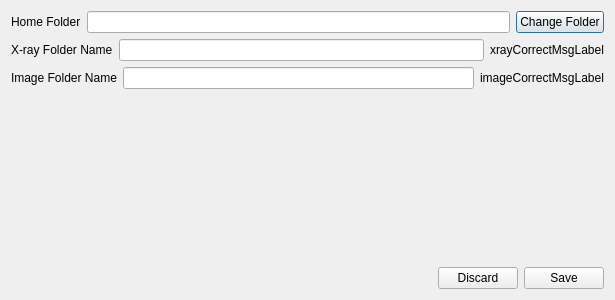
Before: the Qt Designer form settingdialog.ui in j71200/DentistHelper, drawn with Qt 5.
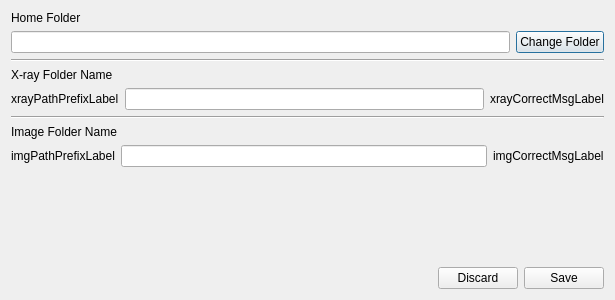
After: the same form once the commit is applied.

Commit message: Dealing with wrong x-ray folder name or wrong image folder name - 4

Patch:
```diff
--- a/settingdialog.ui
+++ b/settingdialog.ui
@@ -15,8 +15,6 @@
   </property>
   <layout class="QVBoxLayout" name="verticalLayout">
    <item>
-    <layout class="QHBoxLayout" name="horizontalLayout">
-     <item>
       <widget class="QLabel" name="homeFolderLabel">
        <property name="text">
         <string>Home Folder</string>
@@ -24,6 +22,8 @@
       </widget>
      </item>
      <item>
+    <layout class="QHBoxLayout" name="horizontalLayout">
+     <item>
       <widget class="QLineEdit" name="homeFolderEdit"/>
      </item>
      <item>
@@ -36,7 +36,12 @@
     </layout>
    </item>
    <item>
-    <layout class="QHBoxLayout" name="horizontalLayout_3">
+    <widget class="Line" name="line_2">
+     <property name="orientation">
+      <enum>Qt::Horizontal</enum>
+     </property>
+    </widget>
+   </item>
      <item>
       <widget class="QLabel" name="xrayFolderNameLabel">
        <property name="text">
@@ -45,6 +50,15 @@
       </widget>
      </item>
      <item>
+    <layout class="QHBoxLayout" name="horizontalLayout_3">
+     <item>
+      <widget class="QLabel" name="xrayPathPrefixLabel">
+       <property name="text">
+        <string>xrayPathPrefixLabel</string>
+       </property>
+      </widget>
+     </item>
+     <item>
       <widget class="QLineEdit" name="xrayFolderNameLineEdit"/>
      </item>
      <item>
@@ -57,7 +71,12 @@
     </layout>
    </item>
    <item>
-    <layout class="QHBoxLayout" name="horizontalLayout_4">
+    <widget class="Line" name="line">
+     <property name="orientation">
+      <enum>Qt::Horizontal</enum>
+     </property>
+    </widget>
+   </item>
      <item>
       <widget class="QLabel" name="imageFolderNameLabel">
        <property name="text">
@@ -66,12 +85,21 @@
       </widget>
      </item>
      <item>
-      <widget class="QLineEdit" name="imageFolderNameLineEdit"/>
+    <layout class="QHBoxLayout" name="horizontalLayout_4">
+     <item>
+      <widget class="QLabel" name="imgPathPrefixLabel">
+       <property name="text">
+        <string>imgPathPrefixLabel</string>
+       </property>
+      </widget>
      </item>
      <item>
-      <widget class="QLabel" name="imageCorrectMsgLabel">
+      <widget class="QLineEdit" name="imgFolderNameLineEdit"/>
+     </item>
+     <item>
+      <widget class="QLabel" name="imgCorrectMsgLabel">
        <property name="text">
-        <string>imageCorrectMsgLabel</string>
+        <string>imgCorrectMsgLabel</string>
        </property>
       </widget>
      </item>
```
Lines whose indentation alone changed are shown as unchanged. The commit also changes 1 other file.
